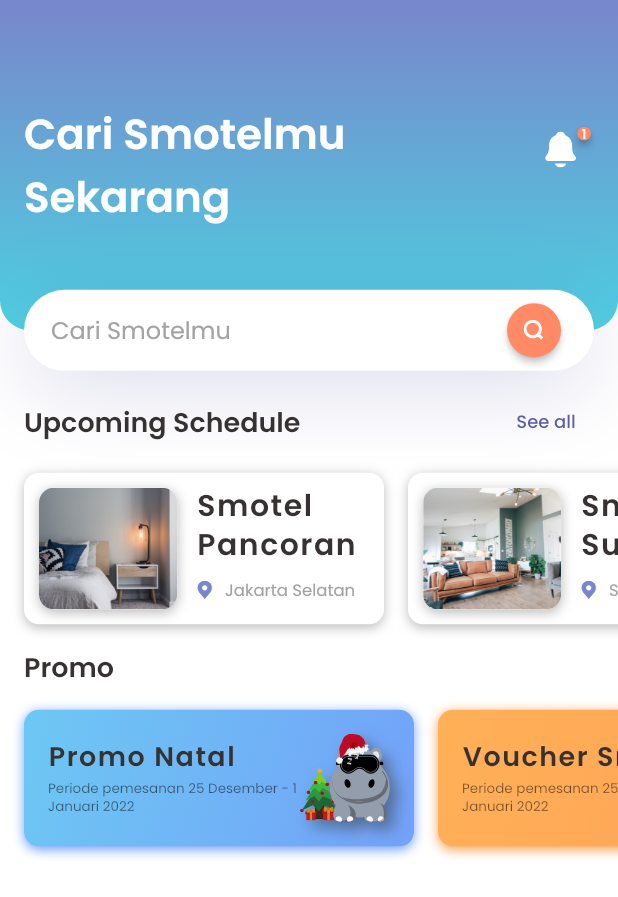
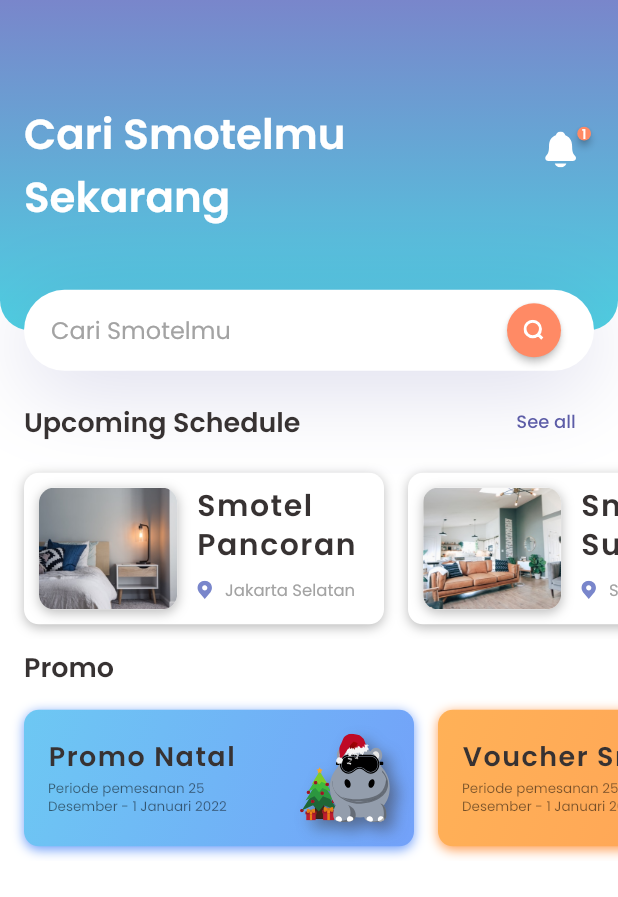
Before and after one commit to RohmanBenyRiyanto/SmartHotel_flutter, a Flutter app: the screen it shows after launch, on a phone screen of 412 x 824 dp. Shown: the top 897 px of the screen. Run offline on Flutter 3.47's test engine with Material 2 defaults, Android fonts, the phone set to English and light mode, and no system bars; drawn by our look-alikes of badges, simple_shadow; our stand-ins replace flutter_svg.

Commit message:
update beny

```diff
--- a/lib/home/home.dart
+++ b/lib/home/home.dart
@@ -1,7 +1,7 @@
 import 'package:flutter/material.dart';
-import 'package:smart_hotel/home/components/header.dart';
-import 'package:smart_hotel/home/components/promo_carousel.dart';
-import 'package:smart_hotel/home/components/schedule_carousel.dart';
+import 'package:smart_hotel/home/widgets/header.dart';
+import 'package:smart_hotel/home/widgets/promo_carousel.dart';
+import 'package:smart_hotel/home/widgets/schedule_carousel.dart';
 import 'package:smart_hotel/theme/color.dart';
 import 'package:smart_hotel/theme/const.dart';
 
--- a/lib/home/components/promo_carousel.dart
+++ b/lib/home/widgets/promo_carousel.dart
@@ -3,8 +3,6 @@ import 'dart:ui';
 import 'package:flutter/material.dart';
 import 'package:flutter_svg/flutter_svg.dart';
 import 'package:simple_shadow/simple_shadow.dart';
-import 'package:smart_hotel/home/models/cards_upcoming_model.dart';
-import 'package:flutter_svg/avd.dart';
 import 'package:smart_hotel/home/models/promo.dart';
 import 'package:smart_hotel/theme/color.dart';
 import 'package:smart_hotel/theme/const.dart';
@@ -19,31 +17,31 @@ class Promo_carousel extends StatelessWidget {
           'Promo Natal',
           Color(0xff6DC8F3),
           Color(0xff73A1F9),
-          'Periode pemesanan 25 Desember - 1 Januari 2022',
+          'Periode pemesanan 25\nDesember - 1 Januari 2022',
           'assets/svg/il_natal.svg'),
       PlaceInfo(
           'Voucher Smotel',
           Color(0xffFFB157),
           Color(0xffFFA057),
-          'Periode pemesanan 25 Desember - 1 Januari 2022',
+          'Periode pemesanan 25\nDesember - 1 Januari 2022',
           'assets/svg/diskon.svg'),
       PlaceInfo(
           'Promo Natal',
           Color(0xffFF5B95),
           Color(0xffF8556D),
-          'Periode pemesanan 25 Desember - 1 Januari 2022',
+          'Periode pemesanan 25\nDesember - 1 Januari 2022',
           'assets/svg/il_natal.svg'),
       PlaceInfo(
           'Voucher Smotel',
           Color(0xffD76EF5),
           Color(0xff8F7AFE),
-          'Periode pemesanan 25 Desember - 1 Januari 2022',
+          'Periode pemesanan 25\nDesember - 1 Januari 2022',
           'assets/svg/diskon.svg'),
       PlaceInfo(
           'Promo Natal',
           Color(0xff42E695),
           Color(0xff3BB2B8),
-          'Periode pemesanan 25 Desember - 1 Januari 2022',
+          'Periode pemesanan 25\nDesember - 1 Januari 2022',
           'assets/svg/il_natal.svg'),
     ];
     return Container(
```
Also changed, not shown: lib/home/widgets/header.dart (renamed from lib/home/components/header.dart), lib/home/widgets/schedule_carousel.dart (renamed from lib/home/components/schedule_carousel.dart).
